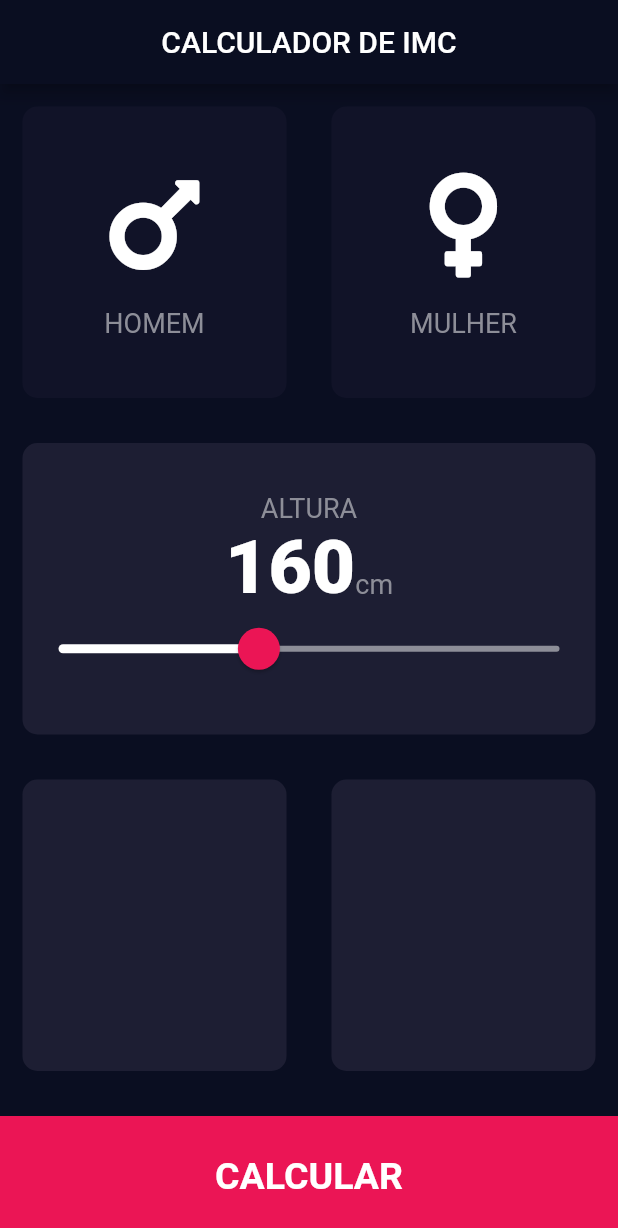
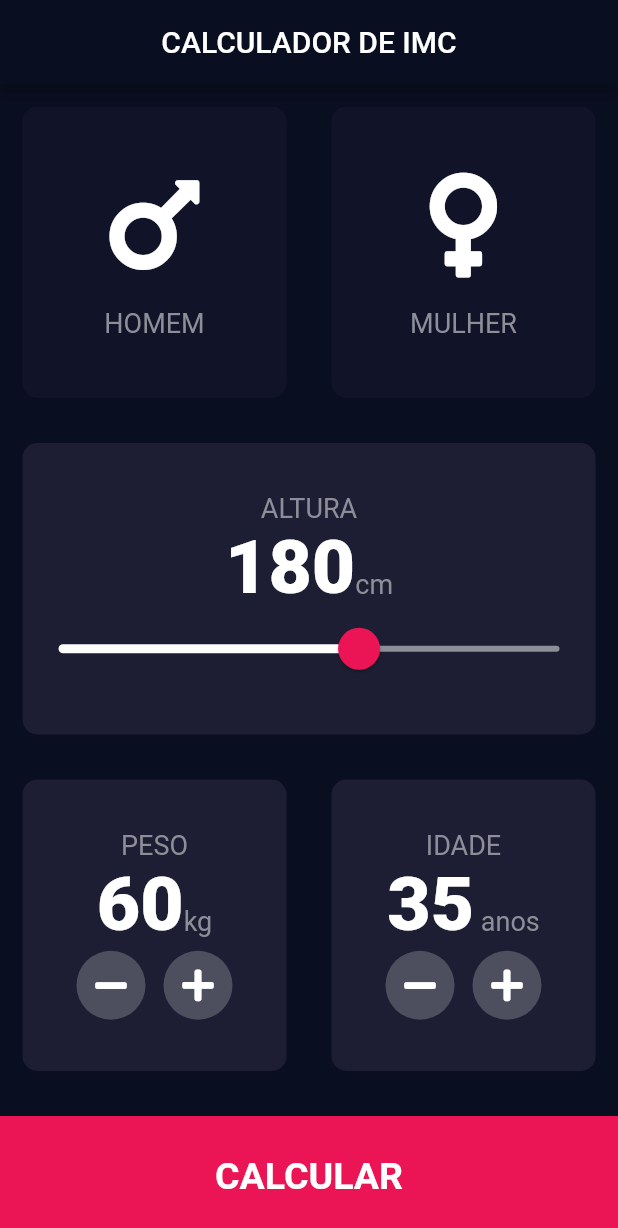
Before and after one commit to lincolnarrais/Calculadora_IMC, a Flutter app: the screen it shows after launch, on a phone screen of 412 x 824 dp. Shown: the top 1228 px of the screen. Run offline on Flutter 3.47's test engine with Material 2 defaults, Android fonts, the phone set to English and light mode, and no system bars; our stand-ins replace font_awesome_flutter.

Commit message:
Peso e Idade concluídos

```diff
--- a/lib/input_page.dart
+++ b/lib/input_page.dart
@@ -4,6 +4,7 @@ import 'package:font_awesome_flutter/font_awesome_flutter.dart';
 import 'constants.dart';
 import 'gender_card_content.dart';
 import 'reusable_card.dart';
+import 'round_icon_button.dart';
 
 enum Gender {
   MALE,
@@ -17,7 +18,9 @@ class InputPage extends StatefulWidget {
 
 class _InputPageState extends State<InputPage> {
   Gender selectedGender;
-  int height = 160;
+  int height = 180;
+  int weight = 60;
+  int age = 35;
 
   @override
   Widget build(BuildContext context) {
@@ -122,10 +125,112 @@ class _InputPageState extends State<InputPage> {
             child: Row(
               children: <Widget>[
                 Expanded(
-                  child: ReusableCard(),
+                  child: ReusableCard(
+                    child: Column(
+                      mainAxisAlignment: MainAxisAlignment.center,
+                      children: <Widget>[
+                        Text(
+                          'PESO',
+                          style: kLabelStyle,
+                        ),
+                        Row(
+                          mainAxisAlignment: MainAxisAlignment.center,
+                          crossAxisAlignment: CrossAxisAlignment.baseline,
+                          textBaseline: TextBaseline.alphabetic,
+                          children: <Widget>[
+                            Text(
+                              weight.toString(),
+                              style: kNumberStyle,
+                            ),
+                            Text(
+                              'kg',
+                              style: kLabelStyle,
+                            ),
+                          ],
+                        ),
+                        Row(
+                          mainAxisAlignment: MainAxisAlignment.center,
+                          children: <Widget>[
+                            RoundIconButton(
+                              onPressed: () {
+                                setState(() {
+                                  if (weight > 0) {
+                                    weight--;
+                                  }
+                                });
+                              },
+                              icon: FontAwesomeIcons.minus,
+                            ),
+                            SizedBox(width: 10),
+                            RoundIconButton(
+                              onPressed: () {
+                                setState(() {
+                                  if (weight < 600) {
+                                    weight++;
+                                  }
+                                });
+                              },
+                              icon: FontAwesomeIcons.plus,
+                            ),
+                          ],
+                        ),
+                      ],
+                    ),
+                  ),
                 ),
                 Expanded(
-                  child: ReusableCard(),
+                  child: ReusableCard(
+                    child: Column(
+                      mainAxisAlignment: MainAxisAlignment.center,
+                      children: <Widget>[
+                        Text(
+                          'IDADE',
+                          style: kLabelStyle,
+                        ),
+                        Row(
+                          mainAxisAlignment: MainAxisAlignment.center,
+                          crossAxisAlignment: CrossAxisAlignment.baseline,
+                          textBaseline: TextBaseline.alphabetic,
+                          children: <Widget>[
+                            Text(
+                              age.toString(),
+                              style: kNumberStyle,
+                            ),
+                            Text(
+                              age > 1 ? ' anos' : ' ano',
+                              style: kLabelStyle,
+                            ),
+                          ],
+                        ),
+                        Row(
+                          mainAxisAlignment: MainAxisAlignment.center,
+                          children: <Widget>[
+                            RoundIconButton(
+                              onPressed: () {
+                                setState(() {
+                                  if (age > 0) {
+                                    age--;
+                                  }
+                                });
+                              },
+                              icon: FontAwesomeIcons.minus,
+                            ),
+                            SizedBox(width: 10),
+                            RoundIconButton(
+                              onPressed: () {
+                                setState(() {
+                                  if (age < 130) {
+                                    age++;
+                                  }
+                                });
+                              },
+                              icon: FontAwesomeIcons.plus,
+                            ),
+                          ],
+                        ),
+                      ],
+                    ),
+                  ),
                 ),
               ],
             ),
--- /dev/null
+++ b/lib/round_icon_button.dart
@@ -0,0 +1,26 @@
+import 'package:flutter/material.dart';
+
+class RoundIconButton extends StatelessWidget {
+  final IconData icon;
+  final Function onPressed;
+
+  RoundIconButton({
+    @required this.icon,
+    @required this.onPressed,
+  });
+
+  @override
+  Widget build(BuildContext context) {
+    return RawMaterialButton(
+      onPressed: onPressed,
+      child: Icon(icon),
+      elevation: 0,
+      constraints: BoxConstraints.tightFor(
+        height: 46,
+        width: 46,
+      ),
+      shape: CircleBorder(),
+      fillColor: Color(0xFF4D4F5E),
+    );
+  }
+}
```
